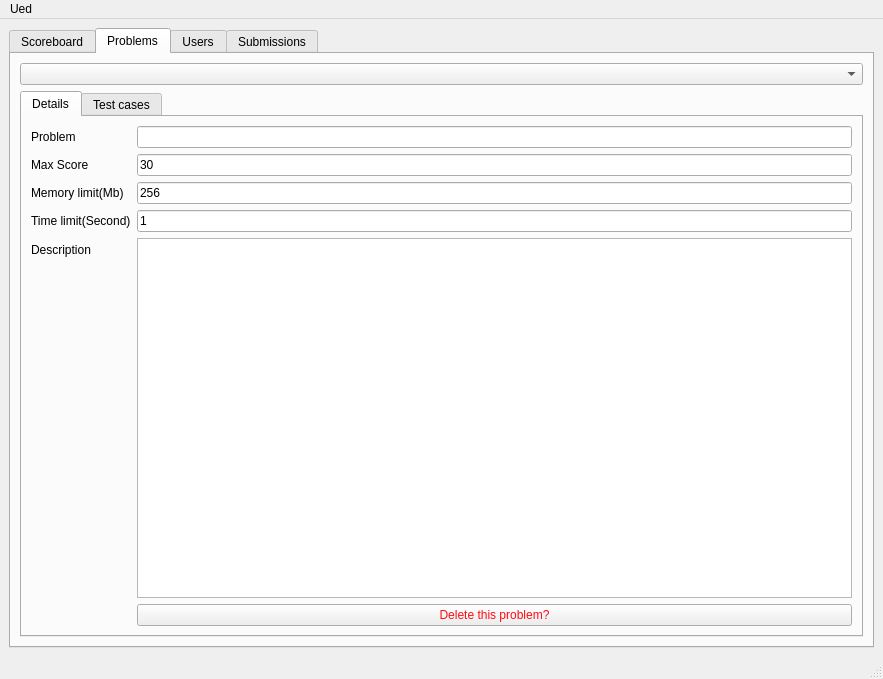
Above: dashboardwindow.ui from tabvn/programming-contests-platform before the change. Below: the same form after it.
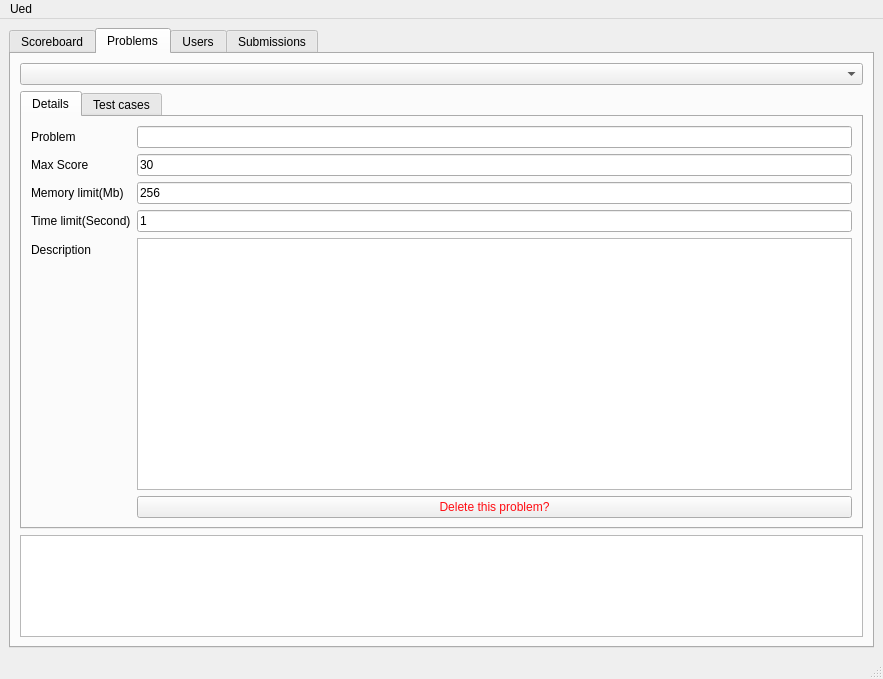
That is the form after the change.

What changed in the file:
```diff
--- a/dashboardwindow.ui
+++ b/dashboardwindow.ui
@@ -198,6 +198,9 @@
           </item>
          </layout>
         </item>
+        <item>
+         <widget class="QListWidget" name="listWidget"/>
+        </item>
        </layout>
       </widget>
       <widget class="QWidget" name="users">
```
Left out of the diff: 9 changed lines with no effect on the pictures.
